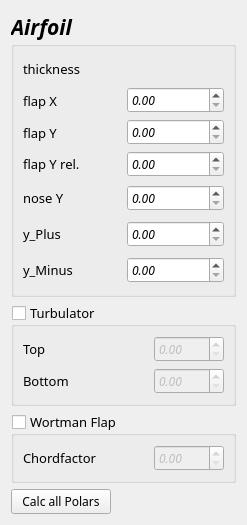
Above: UI/airfoilWidget.ui from paulebieber/FoilBoXX before the change. Below: the same form after it.
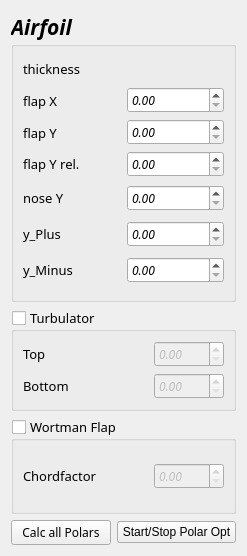
That is the form after the change.

```diff
--- a/UI/airfoilWidget.ui
+++ b/UI/airfoilWidget.ui
@@ -7,7 +7,7 @@
     <x>0</x>
     <y>0</y>
     <width>247</width>
-    <height>505</height>
+    <height>556</height>
    </rect>
   </property>
   <property name="maximumSize">
@@ -20,7 +20,48 @@
    <string>Form</string>
   </property>
   <layout class="QGridLayout" name="gridLayout">
-   <item row="4" column="0">
+   <item row="5" column="0">
+    <widget class="QPushButton" name="pushButton_calcPolarAll">
+     <property name="sizePolicy">
+      <sizepolicy hsizetype="Expanding" vsizetype="Fixed">
+       <horstretch>1</horstretch>
+       <verstretch>0</verstretch>
+      </sizepolicy>
+     </property>
+     <property name="minimumSize">
+      <size>
+       <width>100</width>
+       <height>0</height>
+      </size>
+     </property>
+     <property name="maximumSize">
+      <size>
+       <width>100</width>
+       <height>16777215</height>
+      </size>
+     </property>
+     <property name="font">
+      <font>
+       <family>Noto Serif Thai Med</family>
+       <pointsize>9</pointsize>
+       <weight>50</weight>
+       <italic>false</italic>
+       <bold>false</bold>
+      </font>
+     </property>
+     <property name="text">
+      <string>Calc all Polars</string>
+     </property>
+    </widget>
+   </item>
+   <item row="5" column="1">
+    <widget class="QPushButton" name="pushButton_optimizePolars">
+     <property name="text">
+      <string>Start/Stop Polar Opt</string>
+     </property>
+    </widget>
+   </item>
+   <item row="4" column="0" colspan="2">
     <widget class="QGroupBox" name="groupBox_fk">
      <property name="sizePolicy">
       <sizepolicy hsizetype="Preferred" vsizetype="Preferred">
@@ -115,7 +156,159 @@
      </layout>
     </widget>
    </item>
-   <item row="0" column="0" rowspan="2">
+   <item row="3" column="0" colspan="2">
+    <widget class="QGroupBox" name="groupBox_Turb">
+     <property name="sizePolicy">
+      <sizepolicy hsizetype="Preferred" vsizetype="Preferred">
+       <horstretch>0</horstretch>
+       <verstretch>2</verstretch>
+      </sizepolicy>
+     </property>
+     <property name="font">
+      <font>
+       <family>Noto Serif Thai Med</family>
+       <pointsize>10</pointsize>
+       <weight>50</weight>
+       <italic>false</italic>
+       <bold>false</bold>
+      </font>
+     </property>
+     <property name="title">
+      <string>Turbulator</string>
+     </property>
+     <property name="flat">
+      <bool>false</bool>
+     </property>
+     <property name="checkable">
+      <bool>true</bool>
+     </property>
+     <property name="checked">
+      <bool>false</bool>
+     </property>
+     <layout class="QGridLayout" name="gridLayout_15">
+      <item row="0" column="0">
+       <widget class="QLabel" name="label_28">
+        <property name="sizePolicy">
+         <sizepolicy hsizetype="Preferred" vsizetype="Expanding">
+          <horstretch>2</horstretch>
+          <verstretch>2</verstretch>
+         </sizepolicy>
+        </property>
+        <property name="maximumSize">
+         <size>
+          <width>125</width>
+          <height>1600000</height>
+         </size>
+        </property>
+        <property name="font">
+         <font>
+          <family>Noto Serif Thai Med</family>
+          <pointsize>10</pointsize>
+          <weight>50</weight>
+          <italic>false</italic>
+          <bold>false</bold>
+          <underline>false</underline>
+          <kerning>true</kerning>
+         </font>
+        </property>
+        <property name="layoutDirection">
+         <enum>Qt::LeftToRight</enum>
+        </property>
+        <property name="styleSheet">
+         <string notr="true">color: rgb(0, 0, 0);</string>
+        </property>
+        <property name="text">
+         <string>Top</string>
+        </property>
+        <property name="alignment">
+         <set>Qt::AlignLeading|Qt::AlignLeft|Qt::AlignVCenter</set>
+        </property>
+       </widget>
+      </item>
+      <item row="1" column="0">
+       <widget class="QLabel" name="label_29">
+        <property name="sizePolicy">
+         <sizepolicy hsizetype="Preferred" vsizetype="Expanding">
+          <horstretch>2</horstretch>
+          <verstretch>2</verstretch>
+         </sizepolicy>
+        </property>
+        <property name="maximumSize">
+         <size>
+          <width>125</width>
+          <height>1600000</height>
+         </size>
+        </property>
+        <property name="font">
+         <font>
+          <family>Noto Serif Thai Med</family>
+          <pointsize>10</pointsize>
+          <weight>50</weight>
+          <italic>false</italic>
+          <bold>false</bold>
+          <underline>false</underline>
+          <kerning>true</kerning>
+         </font>
+        </property>
+        <property name="styleSheet">
+         <string notr="true">color: rgb(0, 0, 0);</string>
+        </property>
+        <property name="text">
+         <string>Bottom</string>
+        </property>
+        <property name="alignment">
+         <set>Qt::AlignLeading|Qt::AlignLeft|Qt::AlignVCenter</set>
+        </property>
+       </widget>
+      </item>
+      <item row="0" column="1">
+       <widget class="QDoubleSpinBox" name="doubleSpinBox_turbTop">
+        <property name="enabled">
+         <bool>false</bool>
+        </property>
+        <property name="maximumSize">
+         <size>
+          <width>100</width>
+          <height>16777215</height>
+         </size>
+        </property>
+        <property name="font">
+         <font>
+          <family>Source Code Pro</family>
+          <pointsize>9</pointsize>
+          <weight>50</weight>
+          <italic>true</italic>
+          <bold>false</bold>
+         </font>
+        </property>
+       </widget>
+      </item>
+      <item row="1" column="1">
+       <widget class="QDoubleSpinBox" name="doubleSpinBox_turbBot">
+        <property name="enabled">
+         <bool>false</bool>
+        </property>
+        <property name="maximumSize">
+         <size>
+          <width>100</width>
+          <height>16777215</height>
+         </size>
+        </property>
+        <property name="font">
+         <font>
+          <family>Source Code Pro</family>
+          <pointsize>9</pointsize>
+          <weight>50</weight>
+          <italic>true</italic>
+          <bold>false</bold>
+         </font>
+        </property>
+       </widget>
+      </item>
+     </layout>
+    </widget>
+   </item>
+   <item row="0" column="0" rowspan="2" colspan="2">
     <widget class="QGroupBox" name="groupBox_7">
      <property name="sizePolicy">
       <sizepolicy hsizetype="Preferred" vsizetype="Preferred">
@@ -585,192 +778,6 @@
      </layout>
     </widget>
    </item>
-   <item row="3" column="0">
-    <widget class="QGroupBox" name="groupBox_Turb">
-     <property name="sizePolicy">
-      <sizepolicy hsizetype="Preferred" vsizetype="Preferred">
-       <horstretch>0</horstretch>
-       <verstretch>2</verstretch>
-      </sizepolicy>
-     </property>
-     <property name="font">
-      <font>
-       <family>Noto Serif Thai Med</family>
-       <pointsize>10</pointsize>
-       <weight>50</weight>
-       <italic>false</italic>
-       <bold>false</bold>
-      </font>
-     </property>
-     <property name="title">
-      <string>Turbulator</string>
-     </property>
-     <property name="flat">
-      <bool>false</bool>
-     </property>
-     <property name="checkable">
-      <bool>true</bool>
-     </property>
-     <property name="checked">
-      <bool>false</bool>
-     </property>
-     <layout class="QGridLayout" name="gridLayout_15">
-      <item row="0" column="0">
-       <widget class="QLabel" name="label_28">
-        <property name="sizePolicy">
-         <sizepolicy hsizetype="Preferred" vsizetype="Expanding">
-          <horstretch>2</horstretch>
-          <verstretch>2</verstretch>
-         </sizepolicy>
-        </property>
-        <property name="maximumSize">
-         <size>
-          <width>125</width>
-          <height>1600000</height>
-         </size>
-        </property>
-        <property name="font">
-         <font>
-          <family>Noto Serif Thai Med</family>
-          <pointsize>10</pointsize>
-          <weight>50</weight>
-          <italic>false</italic>
-          <bold>false</bold>
-          <underline>false</underline>
-          <kerning>true</kerning>
-         </font>
-        </property>
-        <property name="layoutDirection">
-         <enum>Qt::LeftToRight</enum>
-        </property>
-        <property name="styleSheet">
-         <string notr="true">color: rgb(0, 0, 0);</string>
-        </property>
-        <property name="text">
-         <string>Top</string>
-        </property>
-        <property name="alignment">
-         <set>Qt::AlignLeading|Qt::AlignLeft|Qt::AlignVCenter</set>
-        </property>
-       </widget>
-      </item>
-      <item row="1" column="0">
-       <widget class="QLabel" name="label_29">
-        <property name="sizePolicy">
-         <sizepolicy hsizetype="Preferred" vsizetype="Expanding">
-          <horstretch>2</horstretch>
-          <verstretch>2</verstretch>
-         </sizepolicy>
-        </property>
-        <property name="maximumSize">
-         <size>
-          <width>125</width>
-          <height>1600000</height>
-         </size>
-        </property>
-        <property name="font">
-         <font>
-          <family>Noto Serif Thai Med</family>
-          <pointsize>10</pointsize>
-          <weight>50</weight>
-          <italic>false</italic>
-          <bold>false</bold>
-          <underline>false</underline>
-          <kerning>true</kerning>
-         </font>
-        </property>
-        <property name="styleSheet">
-         <string notr="true">color: rgb(0, 0, 0);</string>
-        </property>
-        <property name="text">
-         <string>Bottom</string>
-        </property>
-        <property name="alignment">
-         <set>Qt::AlignLeading|Qt::AlignLeft|Qt::AlignVCenter</set>
-        </property>
-       </widget>
-      </item>
-      <item row="0" column="1">
-       <widget class="QDoubleSpinBox" name="doubleSpinBox_turbTop">
-        <property name="enabled">
-         <bool>false</bool>
-        </property>
-        <property name="maximumSize">
-         <size>
-          <width>100</width>
-          <height>16777215</height>
-         </size>
-        </property>
-        <property name="font">
-         <font>
-          <family>Source Code Pro</family>
-          <pointsize>9</pointsize>
-          <weight>50</weight>
-          <italic>true</italic>
-          <bold>false</bold>
-         </font>
-        </property>
-       </widget>
-      </item>
-      <item row="1" column="1">
-       <widget class="QDoubleSpinBox" name="doubleSpinBox_turbBot">
-        <property name="enabled">
-         <bool>false</bool>
-        </property>
-        <property name="maximumSize">
-         <size>
-          <width>100</width>
-          <height>16777215</height>
-         </size>
-        </property>
-        <property name="font">
-         <font>
-          <family>Source Code Pro</family>
-          <pointsize>9</pointsize>
-          <weight>50</weight>
-          <italic>true</italic>
-          <bold>false</bold>
-         </font>
-        </property>
-       </widget>
-      </item>
-     </layout>
-    </widget>
-   </item>
-   <item row="5" column="0">
-    <widget class="QPushButton" name="pushButton_calcPolarAll">
-     <property name="sizePolicy">
-      <sizepolicy hsizetype="Expanding" vsizetype="Fixed">
-       <horstretch>1</horstretch>
-       <verstretch>0</verstretch>
-      </sizepolicy>
-     </property>
-     <property name="minimumSize">
-      <size>
-       <width>100</width>
-       <height>0</height>
-      </size>
-     </property>
-     <property name="maximumSize">
-      <size>
-       <width>100</width>
-       <height>16777215</height>
-      </size>
-     </property>
-     <property name="font">
-      <font>
-       <family>Noto Serif Thai Med</family>
-       <pointsize>9</pointsize>
-       <weight>50</weight>
-       <italic>false</italic>
-       <bold>false</bold>
-      </font>
-     </property>
-     <property name="text">
-      <string>Calc all Polars</string>
-     </property>
-    </widget>
-   </item>
   </layout>
  </widget>
  <resources/>
```
